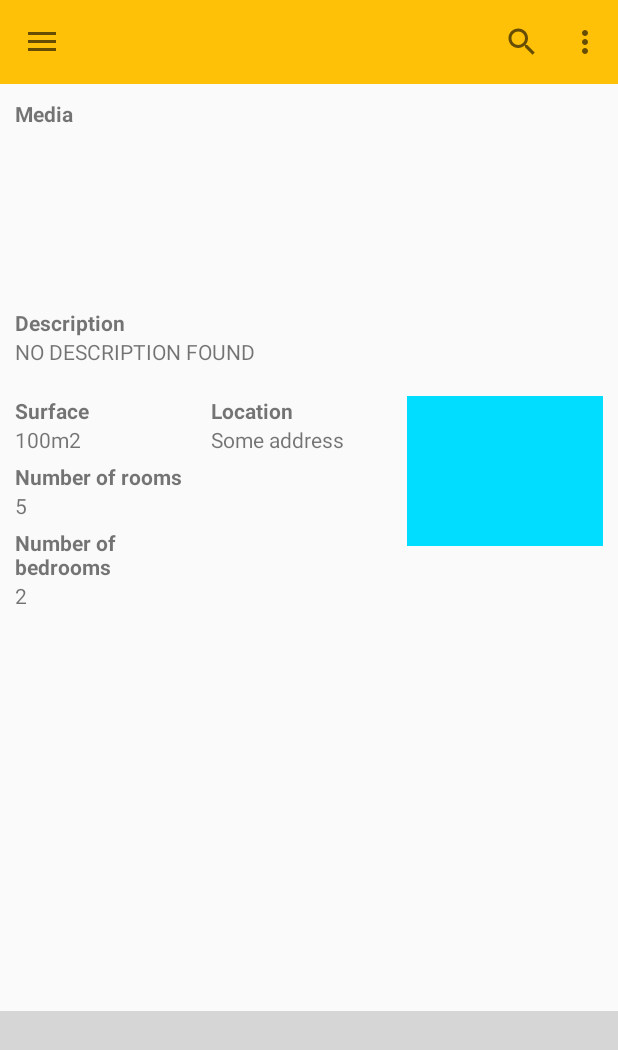
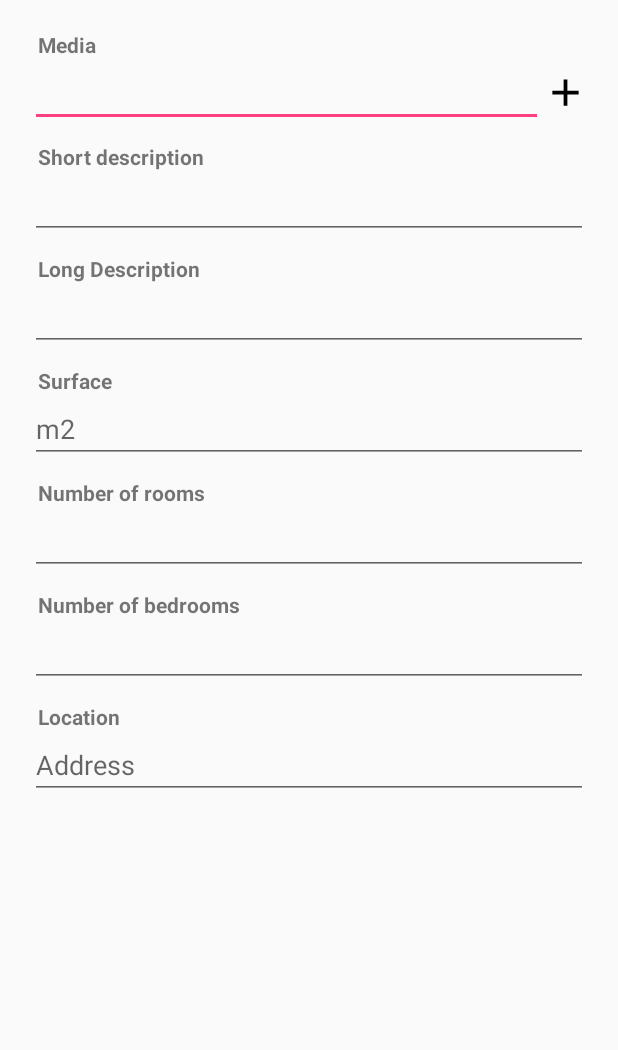
Before and after one commit to roberto-fernandes/RealEstateManager, an Android app: the NavigationActivity screen opened directly, with no data from a screen before it, in the options menu, after a tap on "Add", on a phone screen of 412 x 824 dp. Shown: the top 1050 px of the screen. Run offline under Robolectric (Android 15) with nearby library versions, the phone set to English and light mode, and no system bars; our stand-ins replace Firebase (no records; nobody signed in at launch, a user with empty details on screens opened directly), Picasso, Room's generated code; libraries missing offline, so code that uses them is left out: android.arch.persistence; pictures from the network do not load.

Commit message:
Update and add activity xml

```diff
--- a/app/src/main/AndroidManifest.xml
+++ b/app/src/main/AndroidManifest.xml
@@ -12,6 +12,7 @@
         android:roundIcon="@mipmap/ic_launcher_round"
         android:supportsRtl="true"
         android:theme="@style/AppTheme">
+        <activity android:name=".ui.activities.UpdateAndAddActivity"></activity>
         <activity android:name=".ui.activities.NavigationActivity">
             <intent-filter>
                 <action android:name="android.intent.action.VIEW" />
@@ -21,6 +22,7 @@
         <activity android:name=".ui.activities.MainActivity">
             <intent-filter>
                 <action android:name="android.intent.action.MAIN" />
+
                 <category android:name="android.intent.category.LAUNCHER" />
             </intent-filter>
         </activity>
--- a/app/src/main/java/com/openclassrooms/realestatemanager/ui/activities/NavigationActivity.java
+++ b/app/src/main/java/com/openclassrooms/realestatemanager/ui/activities/NavigationActivity.java
@@ -28,13 +28,12 @@ import com.openclassrooms.realestatemanager.R;
 import com.openclassrooms.realestatemanager.adapters.RealEstateAdapter;
 import com.openclassrooms.realestatemanager.model.RealEstate;
 import com.openclassrooms.realestatemanager.repository.Repository;
-import com.openclassrooms.realestatemanager.utils.Utils;
 
 import java.util.ArrayList;
 import java.util.List;
 import java.util.Objects;
 
-import static com.openclassrooms.realestatemanager.utils.Utils.*;
+import static com.openclassrooms.realestatemanager.utils.Utils.typesList;
 
 
 public class NavigationActivity extends AppCompatActivity {
@@ -49,6 +48,7 @@ public class NavigationActivity extends AppCompatActivity {
     private ActionBarDrawerToggle toggle;
     private NavigationView navigationView;
     private TextView itemDescription;
+    private int realEstateIndex;
     private int listType;
 
 
@@ -59,6 +59,7 @@ public class NavigationActivity extends AppCompatActivity {
 
         auth = FirebaseAuth.getInstance();
         repository = new Repository(NavigationActivity.this);
+        realEstateIndex = 0;
 
         listType = getIntent().getIntExtra(typesList.TYPE_LIST_KEY, typesList.ALL);
 
@@ -220,12 +221,43 @@ public class NavigationActivity extends AppCompatActivity {
         return true;
     }
 
+    @Override
+    public boolean onOptionsItemSelected(MenuItem item) {
+        switch (item.getItemId()) {
+            case R.id.menu_toolbar_add:
+                goToUpdateAndAddActivity(null);
+                break;
+            case R.id.menu_toolbar_edit:
+                goToUpdateAndAddActivity(listings.get(realEstateIndex));
+                break;
+            case R.id.menu_toolbar_delete:
+                deleteRealEstate(listings.get(realEstateIndex));
+                break;
+        }
+
+        return false;
+    }
+
+    private void deleteRealEstate(RealEstate realEstate) {
+        Toast.makeText(getApplicationContext(), "Delete " + realEstate.getDescription()
+                , Toast.LENGTH_SHORT).show();
+    }
+
+    private void goToUpdateAndAddActivity(RealEstate realEstate) {
+        Intent intent = new Intent(NavigationActivity.this
+                , UpdateAndAddActivity.class);
+        startActivity(intent);
+
+    }
+
     private void addDataObservers() {
         LiveData<List<RealEstate>> listLiveData = null;
         switch (listType) {
-            case typesList.ALL: listLiveData = repository.getAllListings();
-            break;
-            case typesList.FILTERED: listLiveData = repository.getAllListingsByStatus("a");
+            case typesList.ALL:
+                listLiveData = repository.getAllListings();
+                break;
+            case typesList.FILTERED:
+                listLiveData = repository.getAllListingsByStatus("a");
                 break;
         }
 
@@ -239,7 +271,7 @@ public class NavigationActivity extends AppCompatActivity {
                         listings.addAll(realEstates);
                         recyclerViewAdapter.notifyDataSetChanged();
                         if (listings.size() > 0) {
-                            displayRealEstateInformation(0);
+                            displayRealEstateInformation();
                         }
                     }
                 });
@@ -256,14 +288,15 @@ public class NavigationActivity extends AppCompatActivity {
         recyclerViewAdapter.setOnSelectionItem(new RealEstateAdapter.OnItemSelectedListener() {
             @Override
             public void onSelection(int position) {
-                displayRealEstateInformation(position);
+                realEstateIndex = position;
+                displayRealEstateInformation();
             }
         });
         recyclerView.setAdapter(recyclerViewAdapter);
     }
 
-    private void displayRealEstateInformation(int position) {
-        String longDescription = listings.get(position).getLongDescription();
+    private void displayRealEstateInformation() {
+        String longDescription = listings.get(realEstateIndex).getLongDescription();
         itemDescription.setText(longDescription);
     }
 
--- /dev/null
+++ b/app/src/main/java/com/openclassrooms/realestatemanager/ui/activities/UpdateAndAddActivity.java
@@ -0,0 +1,15 @@
+package com.openclassrooms.realestatemanager.ui.activities;
+
+import android.support.v7.app.AppCompatActivity;
+import android.os.Bundle;
+
+import com.openclassrooms.realestatemanager.R;
+
+public class UpdateAndAddActivity extends AppCompatActivity {
+
+    @Override
+    protected void onCreate(Bundle savedInstanceState) {
+        super.onCreate(savedInstanceState);
+        setContentView(R.layout.activity_update_and_add);
+    }
+}
--- /dev/null
+++ b/app/src/main/res/layout/activity_update_and_add.xml
@@ -0,0 +1,147 @@
+<?xml version="1.0" encoding="utf-8"?>
+<ScrollView xmlns:android="http://schemas.android.com/apk/res/android"
+    xmlns:app="http://schemas.android.com/apk/res-auto"
+    xmlns:tools="http://schemas.android.com/tools"
+    android:layout_width="match_parent"
+    android:layout_height="match_parent"
+    tools:context=".ui.activities.UpdateAndAddActivity">
+
+    <LinearLayout
+        android:layout_width="match_parent"
+        android:layout_height="wrap_content"
+        android:orientation="vertical"
+        android:layout_margin="20dp">
+
+
+        <TextView
+            android:hint="Url"
+            android:textStyle="bold"
+            android:layout_width="match_parent"
+            android:layout_height="wrap_content"
+            android:text="@string/media"
+            android:layout_marginStart="@dimen/update_add_margin_left_titles"
+            />
+
+        <android.support.v7.widget.RecyclerView
+            android:id="@+id/activity_update_and_add_media_recycler_view"
+            android:layout_width="match_parent"
+            android:layout_height="wrap_content">
+
+        </android.support.v7.widget.RecyclerView>
+
+        <RelativeLayout
+            android:layout_width="match_parent"
+            android:layout_height="wrap_content">
+
+            <EditText
+                android:id="@+id/activity_update_and_add_media_title_edit_text"
+                android:layout_width="match_parent"
+                android:layout_height="wrap_content"
+                android:layout_toLeftOf="@+id/activity_update_and_add_media_add_icon"
+                android:inputType="textUri" />
+
+            <ImageView
+                android:layout_centerVertical="true"
+                android:id="@+id/activity_update_and_add_media_add_icon"
+                android:layout_alignParentRight="true"
+                android:layout_width="30dp"
+                android:layout_height="30dp"
+                android:src="@drawable/ic_add_black_24dp"/>
+
+        </RelativeLayout>
+
+        <TextView
+            android:layout_marginTop="@dimen/update_add_margin_top_titles"
+            android:textStyle="bold"
+            android:layout_width="match_parent"
+            android:layout_height="wrap_content"
+            android:text="@string/short_description"
+            android:layout_marginStart="@dimen/update_add_margin_left_titles"
+            />
+
+        <EditText
+            android:id="@+id/activity_update_and_add_short_description_edit_text"
+            android:layout_width="match_parent"
+            android:layout_height="wrap_content"
+            android:inputType="textShortMessage" />
+
+        <TextView
+            android:layout_marginTop="@dimen/update_add_margin_top_titles"
+            android:textStyle="bold"
+            android:layout_width="match_parent"
+            android:layout_height="wrap_content"
+            android:text="@string/long_description"
+            android:layout_marginStart="@dimen/update_add_margin_left_titles"
+            />
+
+        <EditText
+            android:id="@+id/activity_update_and_add_long_description_edit_text"
+            android:layout_width="match_parent"
+            android:layout_height="wrap_content"
+            android:inputType="textLongMessage" />
+
+        <TextView
+            android:layout_marginTop="@dimen/update_add_margin_top_titles"
+            android:textStyle="bold"
+            android:layout_width="match_parent"
+            android:layout_height="wrap_content"
+            android:text="@string/surface"
+            android:layout_marginStart="@dimen/update_add_margin_left_titles"
+            />
+
+        <EditText
+            android:id="@+id/activity_update_and_add_surface_edit_text"
+            android:layout_width="match_parent"
+            android:layout_height="wrap_content"
+            android:hint="m2"
+            android:inputType="number" />
+
+        <TextView
+            android:layout_marginTop="@dimen/update_add_margin_top_titles"
+            android:textStyle="bold"
+            android:layout_width="match_parent"
+            android:layout_height="wrap_content"
+            android:text="@string/number_of_rooms"
+            android:layout_marginStart="@dimen/update_add_margin_left_titles"
+            />
+
+        <EditText
+            android:id="@+id/activity_update_and_add_num_of_rooms_edit_text"
+            android:layout_width="match_parent"
+            android:layout_height="wrap_content"
+            android:inputType="number" />
+
+        <TextView
+            android:layout_marginTop="@dimen/update_add_margin_top_titles"
+            android:textStyle="bold"
+            android:layout_width="match_parent"
+            android:layout_height="wrap_content"
+            android:text="@string/number_of_bedrooms"
+            android:layout_marginStart="@dimen/update_add_margin_left_titles"
+            />
+
+        <EditText
+            android:id="@+id/activity_update_and_add_num_of_bedrooms_edit_text"
+            android:layout_width="match_parent"
+            android:layout_height="wrap_content"
+            android:inputType="number" />
+
+        <TextView
+            android:layout_marginTop="@dimen/update_add_margin_top_titles"
+            android:textStyle="bold"
+            android:layout_width="match_parent"
+            android:layout_height="wrap_content"
+            android:text="@string/location"
+            android:layout_marginStart="@dimen/update_add_margin_left_titles"
+            />
+
+        <EditText
+            android:id="@+id/activity_update_and_add_location"
+            android:layout_width="match_parent"
+            android:layout_height="wrap_content"
+            android:hint="Address"
+            android:inputType="textLongMessage" />
+
+    </LinearLayout>
+
+</ScrollView>
--- a/app/src/main/res/values/dimens.xml
+++ b/app/src/main/res/values/dimens.xml
@@ -5,4 +5,6 @@
     <dimen name="input_corners_radius">20dp</dimen>
     <dimen name="navigation_activity_scroll_items_margin">10dp</dimen>
     <dimen name="navigation_activity_topics_margin">5dp</dimen>
+    <dimen name="update_add_margin_left_titles">5dp</dimen>
+    <dimen name="update_add_margin_top_titles">10dp</dimen>
 </resources>
--- a/app/src/main/res/values/strings.xml
+++ b/app/src/main/res/values/strings.xml
@@ -23,4 +23,7 @@
     <string name="number_of_rooms">Number of rooms</string>
     <string name="number_of_bedrooms">Number of bedrooms</string>
     <string name="filtered_list">Filtered list</string>
+    <string name="location">Location</string>
+    <string name="short_description">Short description</string>
+    <string name="long_description">Long Description</string>
 </resources>
```
